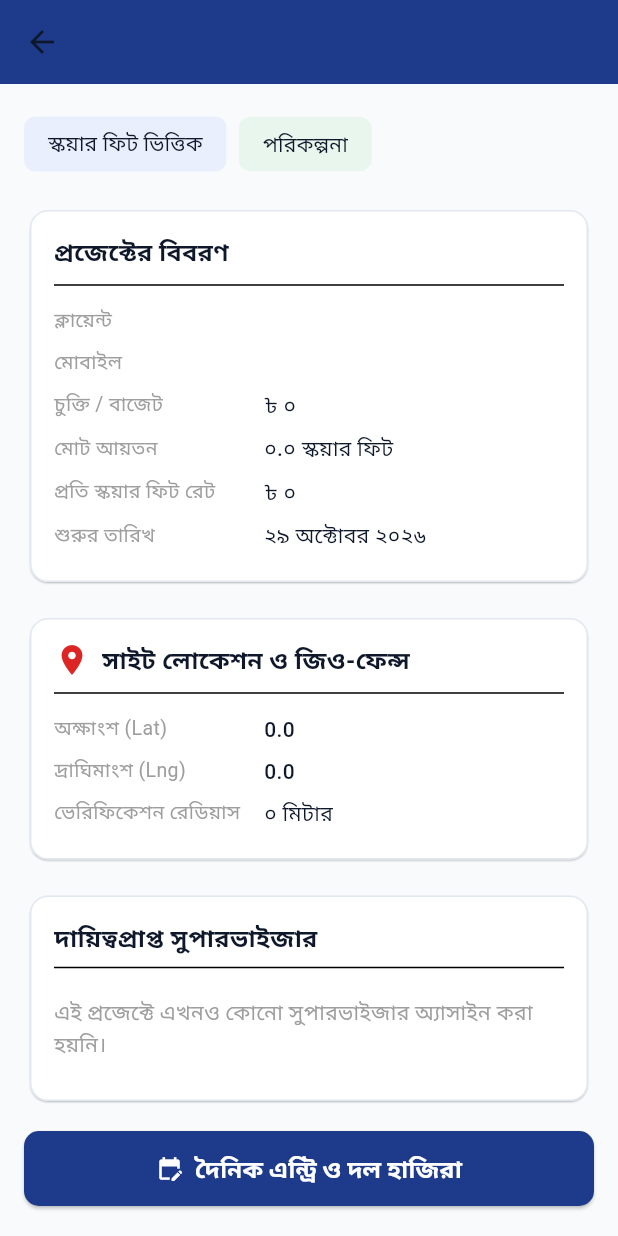
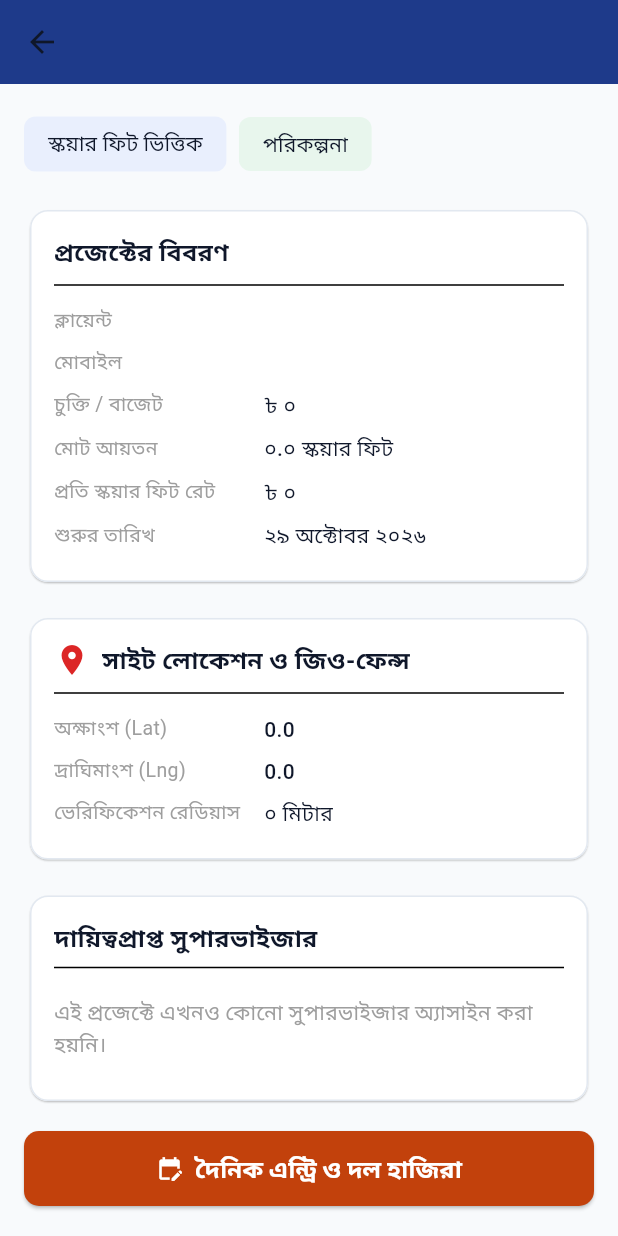
Before and after one commit to emranmofficials/Project-Khata, a Flutter app: the ProjectDetailsScreen screen opened directly with empty values, on a phone screen of 412 x 824 dp. Run offline on Flutter 3.47's test engine with Material 3 defaults, Android fonts, the phone set to English and light mode, and no system bars; our stand-ins replace flutter_dotenv, flutter_riverpod, geolocator, go_router, google_fonts, shared_preferences and 1 more; accounts and stored records are empty.

Commit message:
fix(phase3): resolve analyzer errors, add color aliases, and fix import paths

```diff
--- a/app/lib/core/constants/app_colors.dart
+++ b/app/lib/core/constants/app_colors.dart
@@ -7,7 +7,13 @@ class AppColors {
   static const Color contractorNavy = Color(0xFF1E3A8A); // ঠিকাদার
   static const Color clientTeal = Color(0xFF0F766E);      // ক্লায়েন্ট
   static const Color supervisorAmber = Color(0xFFC2410C); // সুপারভাইজার
+  static const Color supervisorPrimary = supervisorAmber;
   static const Color workerIndigo = Color(0xFF6D28D9);    // শ্রমিক
+  static const Color workerPrimary = workerIndigo;
+
+  // Aliases for common theme colors
+  static const Color textSecondary = Color(0xFF64748B);
+  static const Color textPrimary = Color(0xFF0F172A);
 
   // Light Mode Palette
   static const Color lightBackground = Color(0xFFF8FAFC);
--- a/app/lib/features/dashboard/presentation/screens/worker_dashboard.dart
+++ b/app/lib/features/dashboard/presentation/screens/worker_dashboard.dart
@@ -4,7 +4,7 @@ import '../../../../core/constants/app_colors.dart';
 import '../../../../core/constants/app_strings.dart';
 import '../../../auth/domain/models/app_user.dart';
 import '../../../auth/presentation/controllers/auth_controller.dart';
-import '../../attendance/presentation/screens/attendance_history_screen.dart';
+import '../../../attendance/presentation/screens/attendance_history_screen.dart';
 
 class WorkerDashboard extends ConsumerStatefulWidget {
   const WorkerDashboard({super.key});
--- a/app/lib/features/projects/presentation/screens/project_details_screen.dart
+++ b/app/lib/features/projects/presentation/screens/project_details_screen.dart
@@ -102,6 +102,7 @@ class _ProjectDetailsScreenState extends ConsumerState<ProjectDetailsScreen> {
   Widget build(BuildContext context) {
     final user = ref.watch(authControllerProvider).value;
     final isContractor = user?.role == UserRole.contractor;
+    final isClient = user?.role == UserRole.client;
 
     return Scaffold(
       appBar: AppBar(
```
Also changed, not shown: 1 other file.
